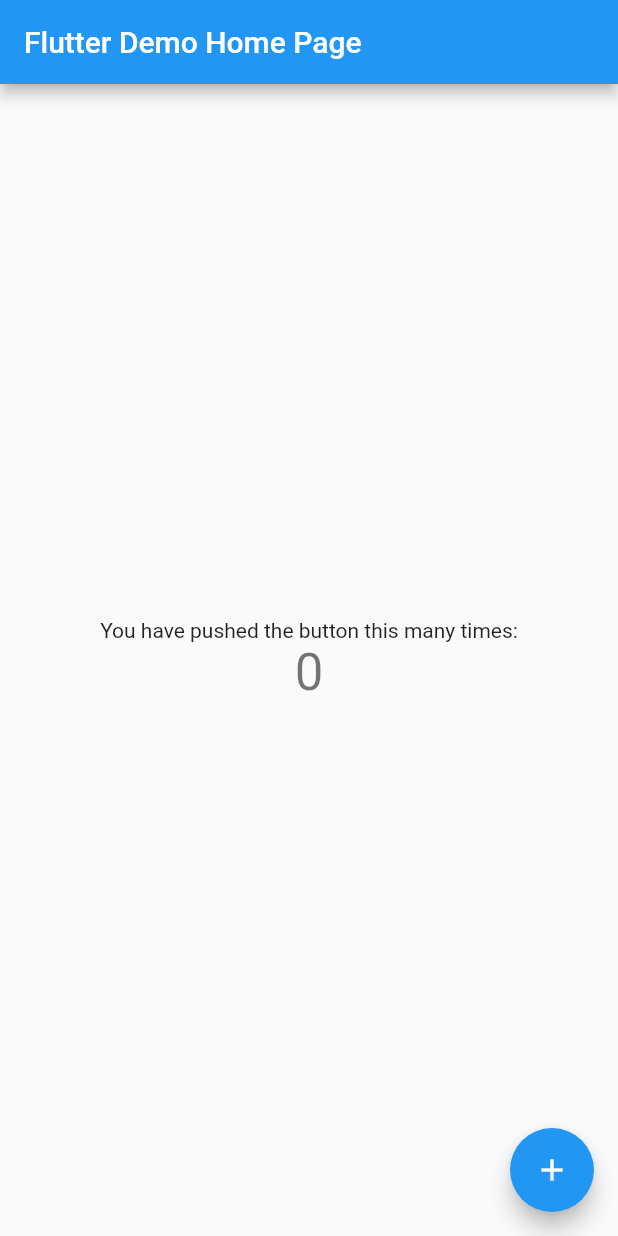
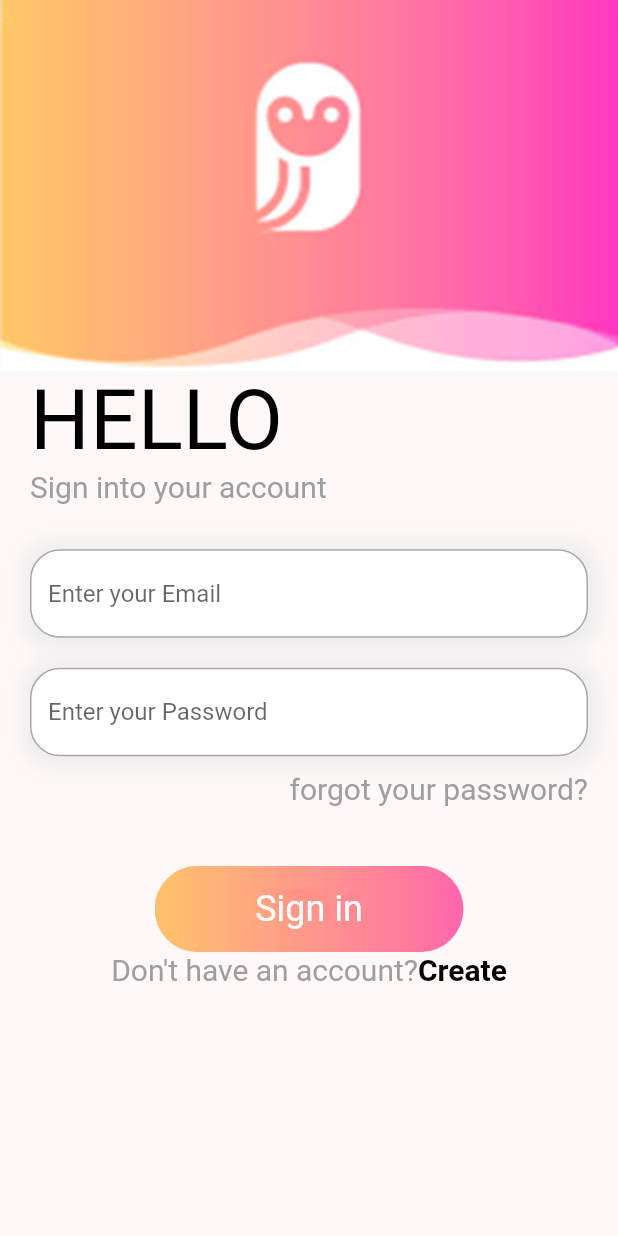
Before and after one commit to hamidu34/user_auth_getx, a Flutter app: the screen it shows after launch, on a phone screen of 412 x 824 dp. Run offline on Flutter 3.47's test engine with Material 2 defaults, Android fonts, the phone set to English and light mode, and no system bars; our stand-ins replace gap, get.

Commit message:
ui changes

```diff
--- a/lib/main.dart
+++ b/lib/main.dart
@@ -1,4 +1,6 @@
 import 'package:flutter/material.dart';
+import 'package:get/get.dart';
+import 'package:user_auth_getx/screens/login_screen.dart';
 
 void main() {
   runApp(const MyApp());
@@ -10,106 +12,10 @@
   // This widget is the root of your application.
   @override
   Widget build(BuildContext context) {
-    return MaterialApp(
+    return GetMaterialApp(
       title: 'Flutter Demo',
-      theme: ThemeData(
-        // This is the theme of your application.
-        //
-        // Try running your application with "flutter run". You'll see the
-        // application has a blue toolbar. Then, without quitting the app, try
-        // changing the primarySwatch below to Colors.green and then invoke
-        // "hot reload" (press "r" in the console where you ran "flutter run",
-        // or simply save your changes to "hot reload" in a Flutter IDE).
-        // Notice that the counter didn't reset back to zero; the application
-        // is not restarted.
-        primarySwatch: Colors.blue,
-      ),
-      home: const MyHomePage(title: 'Flutter Demo Home Page'),
+      theme: ThemeData(colorSchemeSeed: Color.fromARGB(255, 250, 0, 167)),
+      home: const LoginPage(),
     );
   }
 }
-
-class MyHomePage extends StatefulWidget {
-  const MyHomePage({super.key, required this.title});
-
-  // This widget is the home page of your application. It is stateful, meaning
-  // that it has a State object (defined below) that contains fields that affect
-  // how it looks.
-
-  // This class is the configuration for the state. It holds the values (in this
-  // case the title) provided by the parent (in this case the App widget) and
-  // used by the build method of the State. Fields in a Widget subclass are
-  // always marked "final".
-
-  final String title;
-
-  @override
-  State<MyHomePage> createState() => _MyHomePageState();
-}
-
-class _MyHomePageState extends State<MyHomePage> {
-  int _counter = 0;
-
-  void _incrementCounter() {
-    setState(() {
-      // This call to setState tells the Flutter framework that something has
-      // changed in this State, which causes it to rerun the build method below
-      // so that the display can reflect the updated values. If we changed
-      // _counter without calling setState(), then the build method would not be
-      // called again, and so nothing would appear to happen.
-      _counter++;
-    });
-  }
-
-  @override
-  Widget build(BuildContext context) {
-    // This method is rerun every time setState is called, for instance as done
-    // by the _incrementCounter method above.
-    //
-    // The Flutter framework has been optimized to make rerunning build methods
-    // fast, so that you can just rebuild anything that needs updating rather
-    // than having to individually change instances of widgets.
-    return Scaffold(
-      appBar: AppBar(
-        // Here we take the value from the MyHomePage object that was created by
-        // the App.build method, and use it to set our appbar title.
-        title: Text(widget.title),
-      ),
-      body: Center(
-        // Center is a layout widget. It takes a single child and positions it
-        // in the middle of the parent.
-        child: Column(
-          // Column is also a layout widget. It takes a list of children and
-          // arranges them vertically. By default, it sizes itself to fit its
-          // children horizontally, and tries to be as tall as its parent.
-          //
-          // Invoke "debug painting" (press "p" in the console, choose the
-          // "Toggle Debug Paint" action from the Flutter Inspector in Android
-          // Studio, or the "Toggle Debug Paint" command in Visual Studio Code)
-          // to see the wireframe for each widget.
-          //
-          // Column has various properties to control how it sizes itself and
-          // how it positions its children. Here we use mainAxisAlignment to
-          // center the children vertically; the main axis here is the vertical
-          // axis because Columns are vertical (the cross axis would be
-          // horizontal).
-          mainAxisAlignment: MainAxisAlignment.center,
-          children: <Widget>[
-            const Text(
-              'You have pushed the button this many times:',
-            ),
-            Text(
-              '$_counter',
-              style: Theme.of(context).textTheme.headline4,
-            ),
-          ],
-        ),
-      ),
-      floatingActionButton: FloatingActionButton(
-        onPressed: _incrementCounter,
-        tooltip: 'Increment',
-        child: const Icon(Icons.add),
-      ), // This trailing comma makes auto-formatting nicer for build methods.
-    );
-  }
-}
--- /dev/null
+++ b/lib/screens/login_screen.dart
@@ -0,0 +1,156 @@
+import 'package:flutter/gestures.dart';
+import 'package:flutter/material.dart';
+import 'package:flutter/services.dart';
+import 'package:gap/gap.dart';
+import 'package:get/get.dart';
+import 'package:user_auth_getx/screens/signout_screen.dart';
+
+class LoginPage extends StatefulWidget {
+  const LoginPage({super.key});
+
+  @override
+  State<LoginPage> createState() => _LoginPageState();
+}
+
+class _LoginPageState extends State<LoginPage> {
+  @override
+  Widget build(BuildContext context) {
+    double w = MediaQuery.of(context).size.width;
+    double h = MediaQuery.of(context).size.height;
+    var style = Theme.of(context);
+    var headstyle =
+        style.textTheme.displayMedium!.copyWith(color: Colors.black);
+    var subheadstyle = style.textTheme.headlineSmall!
+        .copyWith(color: Colors.grey, fontSize: 20);
+    var btnstyle = style.textTheme.headlineSmall!.copyWith(color: Colors.white);
+
+    return Scaffold(
+      body: Column(
+        children: [
+          Container(
+            width: w,
+            height: h * 0.3,
+            decoration: const BoxDecoration(
+              image: DecorationImage(
+                  image: AssetImage('img/loginimg.png'), fit: BoxFit.cover),
+            ),
+          ),
+          Container(
+            width: w,
+            height: h * 0.6,
+            margin: const EdgeInsets.symmetric(horizontal: 20),
+            child: Column(
+              crossAxisAlignment: CrossAxisAlignment.start,
+              children: [
+                Text(
+                  'HELLO',
+                  style: headstyle,
+                ),
+                Text(
+                  'Sign into your account',
+                  style: subheadstyle,
+                ),
+                const Gap(30),
+                Container(
+                  decoration: BoxDecoration(
+                    color: Colors.white,
+                    borderRadius: BorderRadius.circular(20),
+                    boxShadow: [
+                      BoxShadow(
+                          blurRadius: 10,
+                          spreadRadius: 7,
+                          offset: const Offset(1, 1),
+                          color: Colors.grey.shade200),
+                    ],
+                  ),
+                  child: TextField(
+                    keyboardType: TextInputType.emailAddress,
+                    decoration: InputDecoration(
+                        hintText: 'Enter your Email',
+                        border: OutlineInputBorder(
+                            borderRadius: BorderRadius.circular(20))),
+                  ),
+                ),
+                const Gap(20),
+                Container(
+                  decoration: BoxDecoration(
+                    color: Colors.white,
+                    borderRadius: BorderRadius.circular(20),
+                    boxShadow: [
+                      BoxShadow(
+                          blurRadius: 10,
+                          spreadRadius: 7,
+                          offset: const Offset(1, 1),
+                          color: Colors.grey.shade200),
+                    ],
+                  ),
+                  child: TextField(
+                    obscureText: true,
+                    keyboardType: TextInputType.visiblePassword,
+                    decoration: InputDecoration(
+                        hintText: 'Enter your Password',
+                        border: OutlineInputBorder(
+                            borderRadius: BorderRadius.circular(20))),
+                  ),
+                ),
+                const Gap(10),
+                Row(
+                  children: [
+                    Expanded(child: Container()),
+                    Text(
+                      'forgot your password?',
+                      style: subheadstyle,
+                    ),
+                  ],
+                ),
+                const Gap(40),
+                Center(
+                  child: InkWell(
+                    onTap: () {
+                      HapticFeedback.selectionClick();
+                    },
+                    borderRadius: BorderRadius.circular(30),
+                    child: Container(
+                      width: w * 0.5,
+                      height: h * 0.07,
+                      decoration: BoxDecoration(
+                          borderRadius: BorderRadius.circular(30),
+                          image: const DecorationImage(
+                              fit: BoxFit.cover,
+                              image: AssetImage('img/loginbtn.png'))),
+                      child: Center(
+                          child: Text(
+                        'Sign in',
+                        style: btnstyle,
+                      )),
+                    ),
+                  ),
+                ),
+                Center(
+                  child: RichText(
+                    text: TextSpan(
+                      text: 'Don\'t have an account?',
+                      style: subheadstyle,
+                      children: [
+                        TextSpan(
+                          text: 'Create',
+                          recognizer: TapGestureRecognizer()
+                            ..onTap = () {
+                              HapticFeedback.selectionClick();
+                              Get.to(() => const SignoutPage());
+                            },
+                          style: subheadstyle.copyWith(
+                              color: Colors.black, fontWeight: FontWeight.bold),
+                        ),
+                      ],
+                    ),
+                  ),
+                ),
+              ],
+            ),
+          ),
+        ],
+      ),
+    );
+  }
+}
```
Also changed, not shown: lib/screens/signout_screen.dart (added, +110 -0 lines), pubspec.yaml (+4 -3 lines), img/f.png (added), img/g.png (added), img/loginbtn.png (added), img/loginimg.png (added), img/profile.png (added), img/profile1.png (added), img/signup.png (added), img/t.png (added), pubspec.lock.
